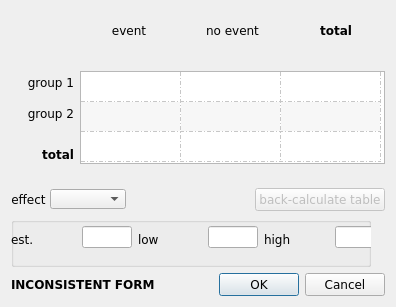
This is binary_data_form2.ui in bwallace/OpenMeta-analyst- as Qt 5 draws it before an edit. The edited form follows.
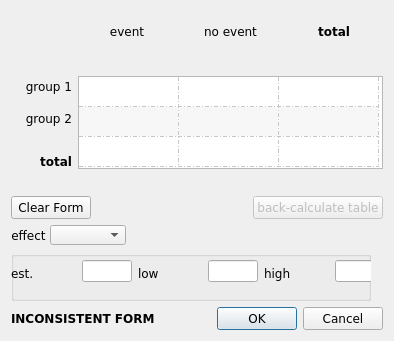
This is the edited form. Icons and pictures are not drawn.

Commit message: adding back-calc button to diagnostic

Patch:
```diff
--- a/binary_data_form2.ui
+++ b/binary_data_form2.ui
@@ -9,8 +9,8 @@
    <rect>
     <x>0</x>
     <y>0</y>
-    <width>396</width>
-    <height>307</height>
+    <width>394</width>
+    <height>341</height>
    </rect>
   </property>
   <property name="font">
@@ -25,8 +25,6 @@
    <iconset>
     <normaloff>:/images/meta.png</normaloff>:/images/meta.png</iconset>
   </property>
-  <layout class="QVBoxLayout" name="verticalLayout_3">
-   <item>
     <layout class="QVBoxLayout" name="verticalLayout_2">
      <item>
       <layout class="QVBoxLayout" name="verticalLayout">
@@ -208,6 +206,40 @@
        </item>
       </layout>
      </item>
+   <item>
+    <layout class="QHBoxLayout" name="horizontalLayout_2">
+     <item>
+      <widget class="QPushButton" name="clear_Btn">
+       <property name="text">
+        <string>Clear Form</string>
+       </property>
+      </widget>
+     </item>
+     <item>
+      <spacer name="horizontalSpacer_3">
+       <property name="orientation">
+        <enum>Qt::Horizontal</enum>
+       </property>
+       <property name="sizeHint" stdset="0">
+        <size>
+         <width>40</width>
+         <height>20</height>
+        </size>
+       </property>
+      </spacer>
+     </item>
+     <item>
+      <widget class="QPushButton" name="back_calc_btn">
+       <property name="enabled">
+        <bool>false</bool>
+       </property>
+       <property name="text">
+        <string>back-calculate table</string>
+       </property>
+      </widget>
+     </item>
+    </layout>
+   </item>
      <item>
       <layout class="QHBoxLayout" name="horizontalLayout_4">
        <property name="spacing">
@@ -256,18 +288,6 @@
           </size>
          </property>
         </spacer>
-       </item>
-       <item>
-        <widget class="QPushButton" name="back_calc_btn">
-         <property name="enabled">
-          <bool>false</bool>
-         </property>
-         <property name="text">
-          <string>back-calculate table</string>
-         </property>
-        </widget>
-       </item>
-      </layout>
      </item>
     </layout>
    </item>
```
Lines whose indentation alone changed are shown as unchanged. The commit also changes 7 other files.
